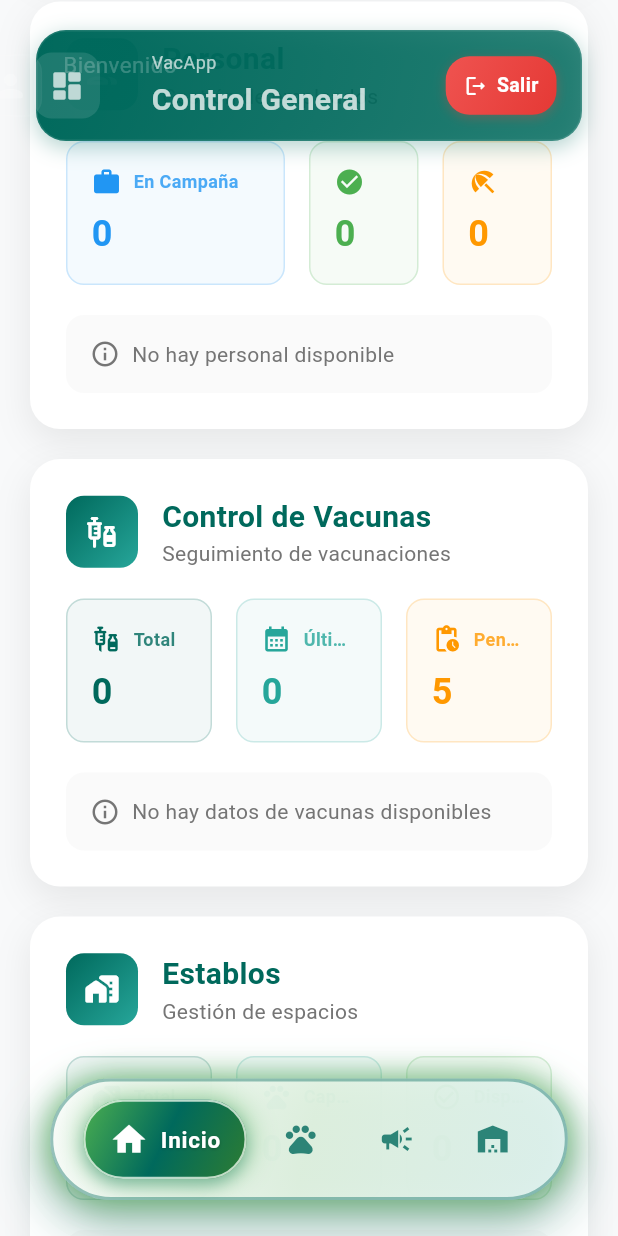
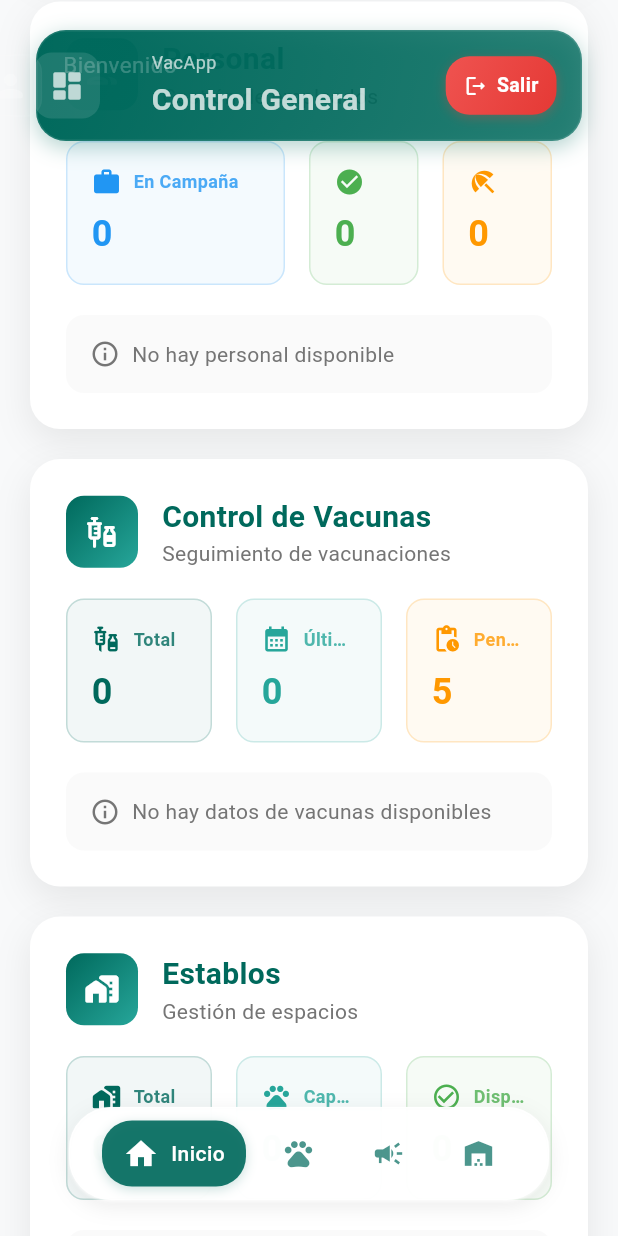
Before and after one commit to 1ASI0732-Grupo-3/Mobile--VacApp, a Flutter app: the MainView screen opened directly, scrolled down 576 dp, on a phone screen of 412 x 824 dp. Run offline on Flutter 3.47's test engine with Material 3 defaults, Android fonts, the light colour scheme and no system bars; our stand-ins replace flutter_bloc, image_picker, qr_flutter, shared_preferences, sqflite; accounts and stored records are empty; network calls fail.

Commit message:
Feat(mainview): new design view

```diff
--- a/lib/features/app/presentation/pages/main_view.dart
+++ b/lib/features/app/presentation/pages/main_view.dart
@@ -142,9 +142,11 @@ class _MainViewState extends State<MainView> {
             begin: Alignment.topCenter,
             end: Alignment.bottomCenter,
             colors: [
-              const Color(0xFFF8F9FA),
-              lightGreen.withOpacity(0.3),
+              const Color(0xFFFAFAFA),
+              const Color(0xFFF5F7F6),
+              lightGreen.withOpacity(0.08),
             ],
+            stops: const [0.0, 0.7, 1.0],
           ),
         ),
         child: Stack(
@@ -168,58 +170,38 @@ class _MainViewState extends State<MainView> {
               child: bodyKeyed,
             ),
 
-            /// ⬇️ Menú de navegación flotante con estilo futurista
+            /// ⬇️ Menú de navegación flotante con estilo suave
             Align(
               alignment: Alignment.bottomCenter,
               child: Padding(
                 padding: const EdgeInsets.only(bottom: 24.0),
                 child: Container(
-                  padding: const EdgeInsets.symmetric(horizontal: 16, vertical: 12),
+                  padding: const EdgeInsets.symmetric(horizontal: 16, vertical: 8),
                   decoration: BoxDecoration(
-                    // Fondo futurista con gradiente verde claro
-                    gradient: LinearGradient(
-                      colors: [
-                        Colors.white.withOpacity(0.95),
-                        lightGreen.withOpacity(0.9),
-                        const Color(0xFFE0F2F1).withOpacity(0.95), // Verde mint claro
-                      ],
-                      begin: Alignment.topLeft,
-                      end: Alignment.bottomRight,
-                    ),
-                    borderRadius: BorderRadius.circular(50),
-                    // Efectos de sombra futuristas en verde
+                    // Fondo más suave con transparencia
+                    color: Colors.white.withOpacity(0.85),
+                    borderRadius: BorderRadius.circular(28),
+                    // Sombras más sutiles
                     boxShadow: [
-                      // Sombra principal con efecto de levitación verde
+                      // Sombra principal suave
                       BoxShadow(
-                        color: primary.withOpacity(0.3),
-                        blurRadius: 30,
-                        offset: const Offset(0, 15),
-                        spreadRadius: 5,
+                        color: Colors.black.withOpacity(0.08),
+                        blurRadius: 12,
+                        offset: const Offset(0, 4),
+                        spreadRadius: 0,
                       ),
-                      // Resplandor neon verde
+                      // Borde interno luminoso
                       BoxShadow(
-                        color: const Color(0xFF4CAF50).withOpacity(0.6),
-                        blurRadius: 15,
-                        offset: const Offset(0, 0),
-                        spreadRadius: 2,
-                      ),
-                      // Sombra secundaria verde suave
-                      BoxShadow(
-                        color: const Color(0xFF81C784).withOpacity(0.2),
-                        blurRadius: 20,
-                        offset: const Offset(0, 8),
-                      ),
-                      // Sombra profunda para separación
-                      BoxShadow(
-                        color: Colors.black.withOpacity(0.1),
-                        blurRadius: 25,
-                        offset: const Offset(0, 10),
+                        color: Colors.white.withOpacity(0.9),
+                        blurRadius: 1,
+                        spreadRadius: 0,
+                        offset: const Offset(0, 1),
                       ),
                     ],
-                    // Borde futurista verde
+                    // Borde elegante
                     border: Border.all(
-                      color: primary.withOpacity(0.4),
-                      width: 2.0,
+                      color: Colors.white.withOpacity(0.8),
+                      width: 1.0,
                     ),
                   ),
                   child: Row(
@@ -228,72 +210,49 @@ class _MainViewState extends State<MainView> {
                       bool isSelected = selectedIndex == index;
                       return GestureDetector(
                         onTap: () {
-                          HapticFeedback.lightImpact();
+                          HapticFeedback.selectionClick();
                           setState(() {
                             selectedIndex = index;
                           });
                         },
                         child: AnimatedContainer(
                           duration: const Duration(milliseconds: 300),
-                          padding: const EdgeInsets.symmetric(horizontal: 16, vertical: 12),
-                          margin: const EdgeInsets.symmetric(horizontal: 4),
+                          padding: const EdgeInsets.symmetric(horizontal: 14, vertical: 10),
+                          margin: const EdgeInsets.symmetric(horizontal: 5),
                           decoration: BoxDecoration(
-                            // Fondo futurista verde para ítem seleccionado
-                            gradient: isSelected ? LinearGradient(
-                              colors: [
-                                const Color(0xFF4CAF50), // Verde vibrante
-                                primary, // Verde principal de la app
-                                const Color(0xFF2E7D32), // Verde más oscuro
-                              ],
-                              begin: Alignment.topLeft,
-                              end: Alignment.bottomRight,
-                            ) : null,
-                            color: !isSelected ? Colors.transparent : null,
-                            borderRadius: BorderRadius.circular(35),
-                            // Efectos de resplandor verde para ítem seleccionado
+                            // Fondo suave para ítem seleccionado
+                            color: isSelected
+                                ? primary.withOpacity(0.9)
+                                : Colors.transparent,
+                            borderRadius: BorderRadius.circular(20),
+                            // Sombra sutil solo para el elemento seleccionado
                             boxShadow: isSelected ? [
                               BoxShadow(
-                                color: const Color(0xFF4CAF50).withOpacity(0.5),
-                                blurRadius: 15,
-                                offset: const Offset(0, 0),
-                                spreadRadius: 2,
-                              ),
-                              BoxShadow(
-                                color: primary.withOpacity(0.3),
-                                blurRadius: 8,
-                                offset: const Offset(0, 4),
+                                color: primary.withOpacity(0.2),
+                                blurRadius: 6,
+                                offset: const Offset(0, 2),
+                                spreadRadius: 0,
                               ),
                             ] : null,
-                            // Borde con resplandor verde claro
-                            border: isSelected ? Border.all(
-                              color: lightGreen.withOpacity(0.8),
-                              width: 1.5,
-                            ) : null,
                           ),
                           child: Row(
+                            mainAxisSize: MainAxisSize.min,
                             children: [
                               Icon(
                                 _menuItems[index]['icon'],
-                                color: isSelected ? Colors.white : primary.withOpacity(0.8),
-                                size: isSelected ? 26 : 24,
+                                color: isSelected ? Colors.white : primary.withOpacity(0.7),
+                                size: isSelected ? 24 : 22,
                               ),
                               if (isSelected)
                                 Padding(
                                   padding: const EdgeInsets.only(left: 8),
                                   child: Text(
                                     _menuItems[index]['label'],
-                                    style: const TextStyle(
+                                    style: TextStyle(
                                       color: Colors.white,
-                                      fontWeight: FontWeight.bold,
-                                      fontSize: 15,
-                                      letterSpacing: 0.5,
-                                      shadows: [
-                                        Shadow(
-                                          color: Colors.black26,
-                                          offset: Offset(0, 1),
-                                          blurRadius: 2,
-                                        ),
-                                      ],
+                                      fontWeight: FontWeight.w500,
+                                      fontSize: 14,
+                                      letterSpacing: 0.3,
                                     ),
                                   ),
                                 )
```
